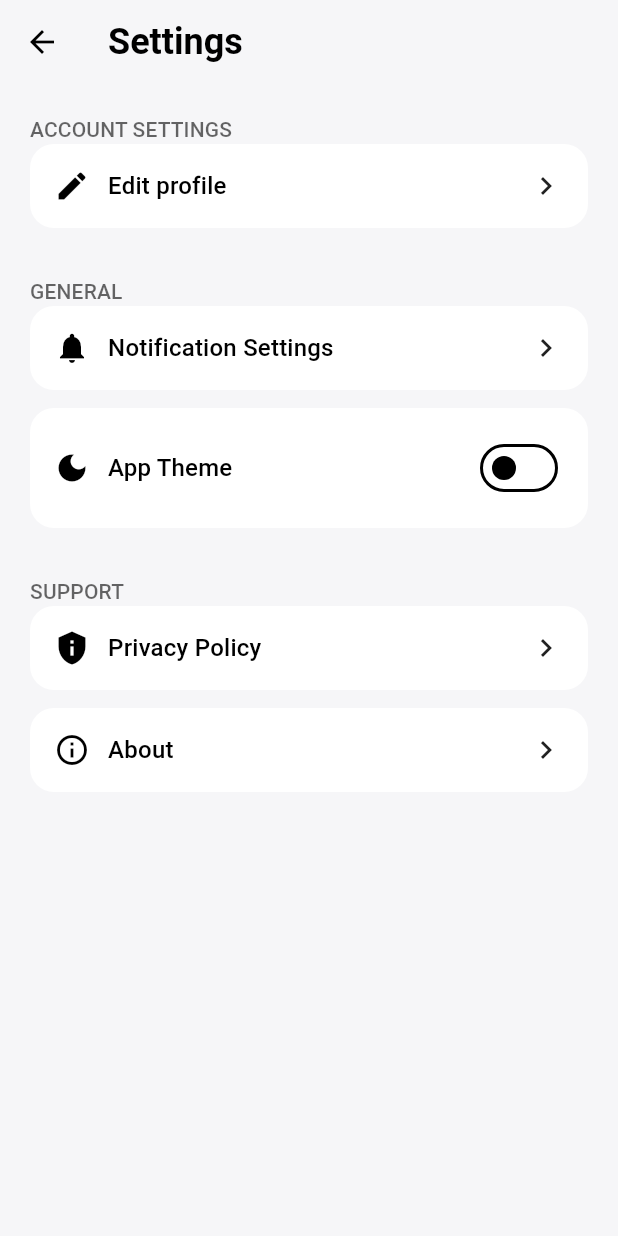
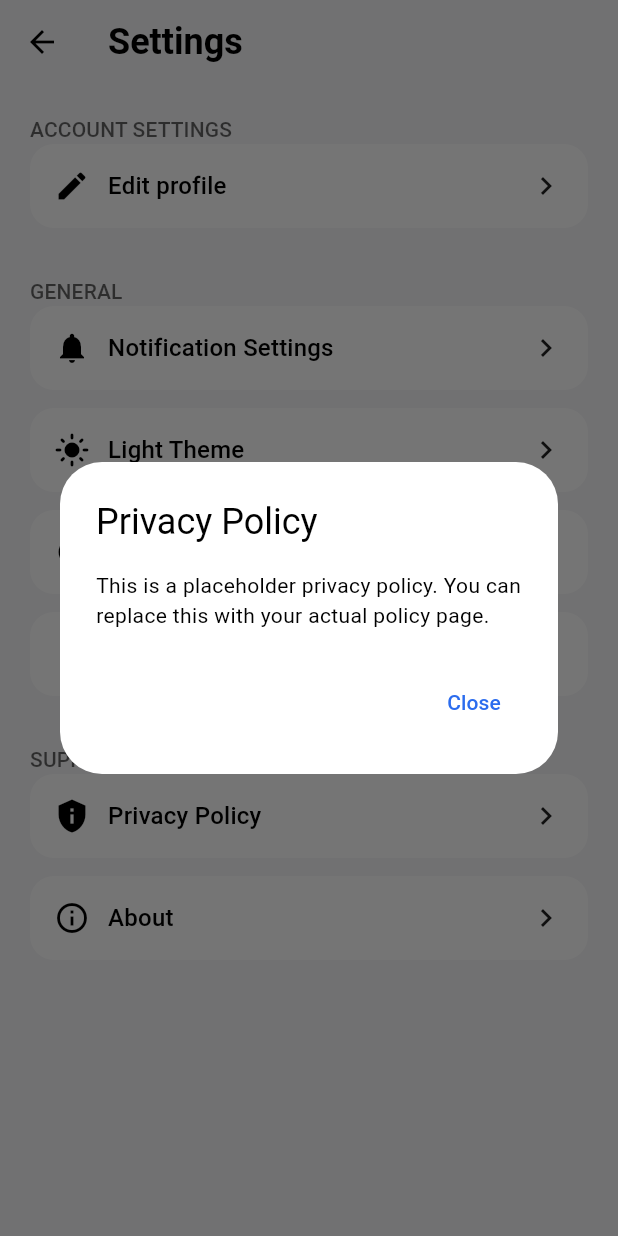
Before and after one commit to vitthalhumbe/Crew, a Flutter app: the SettingsScreen screen opened directly, after a tap on "Privacy Policy", on a phone screen of 412 x 824 dp. Run offline on Flutter 3.47's test engine with Material 3 defaults, Android fonts, the phone set to English and light mode, and no system bars; our stand-ins replace cloud_firestore, firebase_auth, firebase_core, image_picker, lucide_icons, shared_preferences; accounts and stored records are empty.

Commit message:
ALL BASICS DONE

```diff
--- /dev/null
+++ b/lib/core/theme/theme_provider.dart
@@ -0,0 +1,45 @@
+import 'package:flutter/material.dart';
+import 'package:shared_preferences/shared_preferences.dart';
+
+class ThemeProvider extends ChangeNotifier {
+  ThemeMode _themeMode = ThemeMode.system;
+
+  ThemeMode get themeMode => _themeMode;
+
+  ThemeProvider() {
+    loadTheme();
+  }
+
+  // Load saved theme from SharedPreferences
+  Future<void> loadTheme() async {
+    SharedPreferences prefs = await SharedPreferences.getInstance();
+
+    String? mode = prefs.getString("app_theme");
+
+    if (mode == "light") {
+      _themeMode = ThemeMode.light;
+    } else if (mode == "dark") {
+      _themeMode = ThemeMode.dark;
+    } else {
+      _themeMode = ThemeMode.system;
+    }
+
+    notifyListeners();
+  }
+
+  // Change theme
+  Future<void> setTheme(ThemeMode mode) async {
+    _themeMode = mode;
+    notifyListeners();
+
+    SharedPreferences prefs = await SharedPreferences.getInstance();
+
+    if (mode == ThemeMode.light) {
+      prefs.setString("app_theme", "light");
+    } else if (mode == ThemeMode.dark) {
+      prefs.setString("app_theme", "dark");
+    } else {
+      prefs.setString("app_theme", "system");
+    }
+  }
+}
--- a/lib/ui/profile/profile_screen.dart
+++ b/lib/ui/profile/profile_screen.dart
@@ -252,7 +252,6 @@ class _ProfileScreenState extends State<ProfileScreen> {
                                 Text(
                                   bio,
                                   maxLines: 2,
-                                  overflow: TextOverflow.ellipsis,
                                   style: TextStyle(
                                     fontSize: 13,
                                     color: theme.colorScheme.onSurface
--- a/lib/ui/profile/settings_screen.dart
+++ b/lib/ui/profile/settings_screen.dart
@@ -1,7 +1,38 @@
 import 'package:flutter/material.dart';
+import 'package:testing/core/theme/theme_provider.dart';
+import 'package:provider/provider.dart';
+import 'package:shared_preferences/shared_preferences.dart';
+import '../profile/edit_profile_screen.dart';
 
-class SettingsScreen extends StatelessWidget {
+class SettingsScreen extends StatefulWidget {
   const SettingsScreen({super.key});
+
+  @override
+  State<SettingsScreen> createState() => _SettingsScreenState();
+}
+
+class _SettingsScreenState extends State<SettingsScreen> {
+  bool isDarkMode = false;
+
+  @override
+  void initState() {
+    super.initState();
+    loadTheme();
+  }
+
+  // ------------------ LOAD THEME FROM STORAGE ------------------
+  Future<void> loadTheme() async {
+    SharedPreferences prefs = await SharedPreferences.getInstance();
+    setState(() {
+      isDarkMode = prefs.getBool("app_theme_dark") ?? false;
+    });
+  }
+
+  // ------------------ SAVE THEME ------------------
+  Future<void> saveTheme(bool value) async {
+    SharedPreferences prefs = await SharedPreferences.getInstance();
+    await prefs.setBool("app_theme_dark", value);
+  }
 
   @override
   Widget build(BuildContext context) {
@@ -29,45 +60,112 @@ class SettingsScreen extends StatelessWidget {
         children: [
           const SizedBox(height: 10),
 
-          _SectionHeader("ACCOUNT SETTINGS"),
+          // ACCOUNT SECTION
+          const _SectionHeader("ACCOUNT SETTINGS"),
 
           _SettingsTile(
             title: "Edit profile",
             icon: Icons.edit,
-            onTap: (){},
+            onTap: () {
+              Navigator.push(
+                context,
+                MaterialPageRoute(
+                  builder: (context) => EditProfileScreen(
+                    currentName: "",
+                    currentBio: "",
+                    currentAvatarUrl: "",
+                  ),
+                ),
+              );
+            },
           ),
 
           const SizedBox(height: 20),
 
-          _SectionHeader("GENERAL"),
+          // GENERAL SECTION
+          const _SectionHeader("GENERAL"),
 
           _SettingsTile(
             title: "Notification Settings",
             icon: Icons.notifications,
-            onTap: (){},
+            onTap: () {
+              ScaffoldMessenger.of(context).showSnackBar(
+                const SnackBar(
+                  content: Text("Notification settings coming soon!"),
+                ),
+              );
+            },
           ),
 
-          _SwitchTile(
-            title: "App Theme",
-            icon: Icons.dark_mode,
-            value: false,
-            onChanged: (v){},
-          ),
+          _SettingsTile(
+  title: "Light Theme",
+  icon: Icons.light_mode,
+  onTap: () {
+    Provider.of<ThemeProvider>(context, listen: false)
+        .setTheme(ThemeMode.light);
+  },
+),
+
+_SettingsTile(
+  title: "Dark Theme",
+  icon: Icons.dark_mode,
+  onTap: () {
+    Provider.of<ThemeProvider>(context, listen: false)
+        .setTheme(ThemeMode.dark);
+  },
+),
+
+_SettingsTile(
+  title: "System Theme",
+  icon: Icons.phone_android,
+  onTap: () {
+    Provider.of<ThemeProvider>(context, listen: false)
+        .setTheme(ThemeMode.system);
+  },
+),
+
 
           const SizedBox(height: 20),
 
-          _SectionHeader("SUPPORT"),
+          // SUPPORT SECTION
+          const _SectionHeader("SUPPORT"),
 
           _SettingsTile(
             title: "Privacy Policy",
             icon: Icons.privacy_tip,
-            onTap: (){},
+            onTap: () {
+              showDialog(
+                context: context,
+                builder: (context) => AlertDialog(
+                  title: const Text("Privacy Policy"),
+                  content: const Text(
+                    "This is a placeholder privacy policy. "
+                    "You can replace this with your actual policy page.",
+                  ),
+                  actions: [
+                    TextButton(
+                      onPressed: () => Navigator.pop(context),
+                      child: const Text("Close"),
+                    ),
+                  ],
+                ),
+              );
+            },
           ),
 
           _SettingsTile(
             title: "About",
             icon: Icons.info_outline,
-            onTap: (){},
+            onTap: () {
+              showAboutDialog(
+                context: context,
+                applicationName: "Crew App",
+                applicationVersion: "1.0.0",
+                children: const [
+                  Text("Developed by Vitthal Humbe."),
+                ],
+              );
+            },
           ),
         ],
       ),
--- a/pubspec.yaml
+++ b/pubspec.yaml
@@ -40,6 +40,7 @@ dependencies:
   firebase_auth: ^6.1.2
   cloud_firestore: ^6.1.0
   image_picker: ^1.2.1
+  provider: ^6.1.5+1
 
 dev_dependencies:
   flutter_test:
```
Also changed, not shown: lib/main.dart (+13 -3 lines), pubspec.lock.
